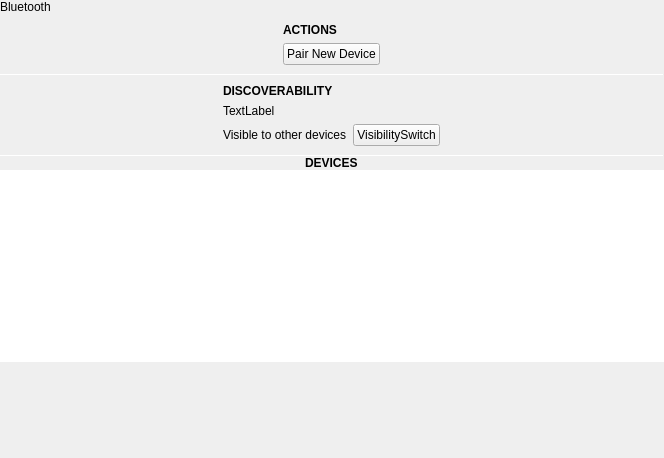
theCheeseboard/thedesk, file plugins/BluetoothPlugin/settings/bluetoothsettingspane.ui: the form before one commit.
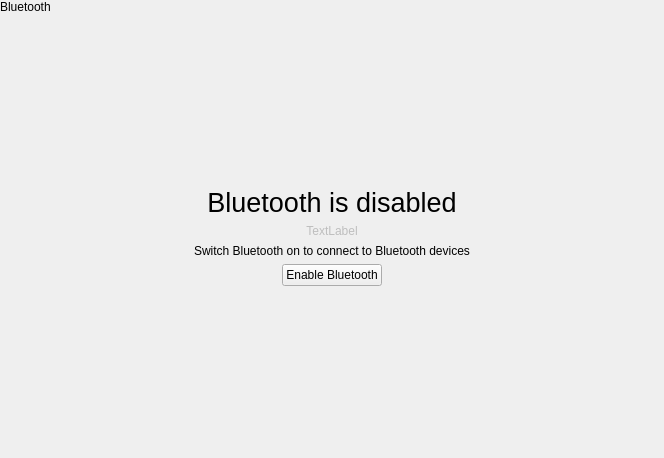
The form after the commit. The open tabs and pages were chosen to show the change. Icons and pictures are not drawn. Custom widgets are drawn as their Qt base class.

Commit message: Add Bluetooth device management screen

Diff of the .ui file:
```diff
--- a/plugins/BluetoothPlugin/settings/bluetoothsettingspane.ui
+++ b/plugins/BluetoothPlugin/settings/bluetoothsettingspane.ui
@@ -314,6 +314,85 @@
        </item>
       </layout>
      </widget>
+     <widget class="QWidget" name="disabledPage">
+      <layout class="QVBoxLayout" name="verticalLayout_7">
+       <item>
+        <spacer name="verticalSpacer_4">
+         <property name="orientation">
+          <enum>Qt::Vertical</enum>
+         </property>
+         <property name="sizeHint" stdset="0">
+          <size>
+           <width>20</width>
+           <height>148</height>
+          </size>
+         </property>
+        </spacer>
+       </item>
+       <item>
+        <widget class="QLabel" name="label_6">
+         <property name="font">
+          <font>
+           <pointsize>20</pointsize>
+          </font>
+         </property>
+         <property name="text">
+          <string>Bluetooth is disabled</string>
+         </property>
+         <property name="alignment">
+          <set>Qt::AlignCenter</set>
+         </property>
+        </widget>
+       </item>
+       <item>
+        <widget class="QLabel" name="bluetoothUnavailableIcon_2">
+         <property name="enabled">
+          <bool>false</bool>
+         </property>
+         <property name="text">
+          <string notr="true">TextLabel</string>
+         </property>
+         <property name="alignment">
+          <set>Qt::AlignCenter</set>
+         </property>
+        </widget>
+       </item>
+       <item>
+        <widget class="QLabel" name="label_7">
+         <property name="text">
+          <string>Switch Bluetooth on to connect to Bluetooth devices</string>
+         </property>
+         <property name="alignment">
+          <set>Qt::AlignCenter</set>
+         </property>
+        </widget>
+       </item>
+       <item alignment="Qt::AlignHCenter">
+        <widget class="QPushButton" name="enableBluetoothButton">
+         <property name="text">
+          <string>Enable Bluetooth</string>
+         </property>
+         <property name="icon">
+          <iconset theme="bluetooth">
+           <normaloff>.</normaloff>.</iconset>
+         </property>
+        </widget>
+       </item>
+       <item>
+        <spacer name="verticalSpacer_5">
+         <property name="orientation">
+          <enum>Qt::Vertical</enum>
+         </property>
+         <property name="sizeHint" stdset="0">
+          <size>
+           <width>20</width>
+           <height>147</height>
+          </size>
+         </property>
+        </spacer>
+       </item>
+      </layout>
+     </widget>
     </widget>
    </item>
   </layout>
```
The commit also changes 183 other files.
